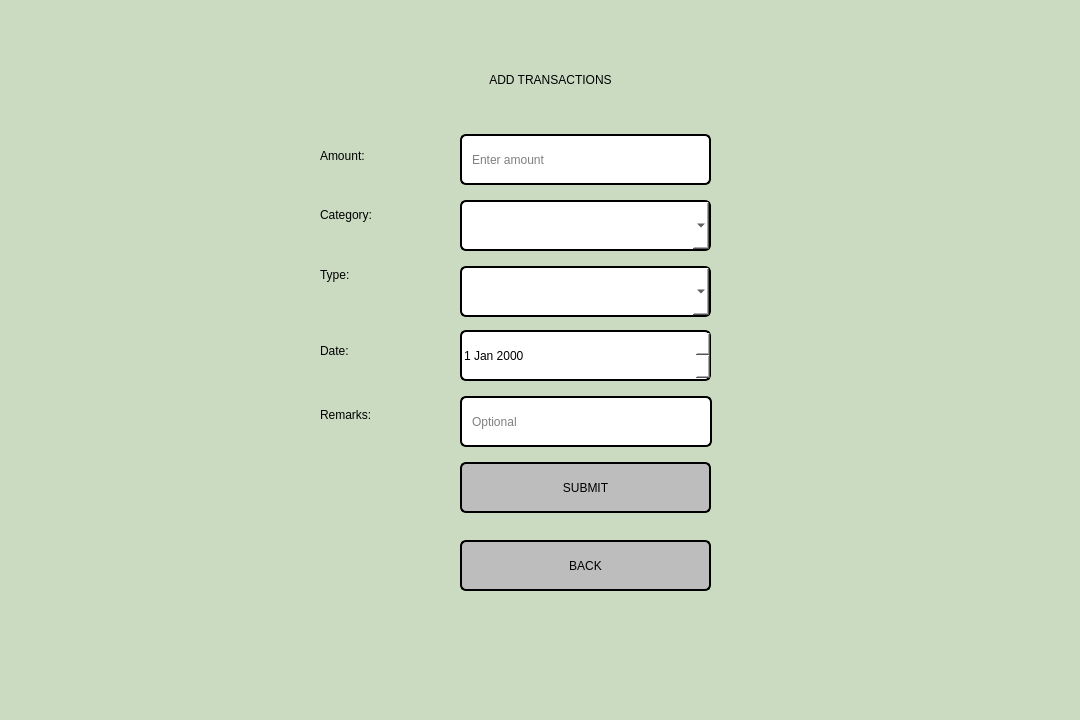
The window that transactions.ui (aasishhumagain/BudgetBuddy) describes before a commit, drawn with Qt 5.
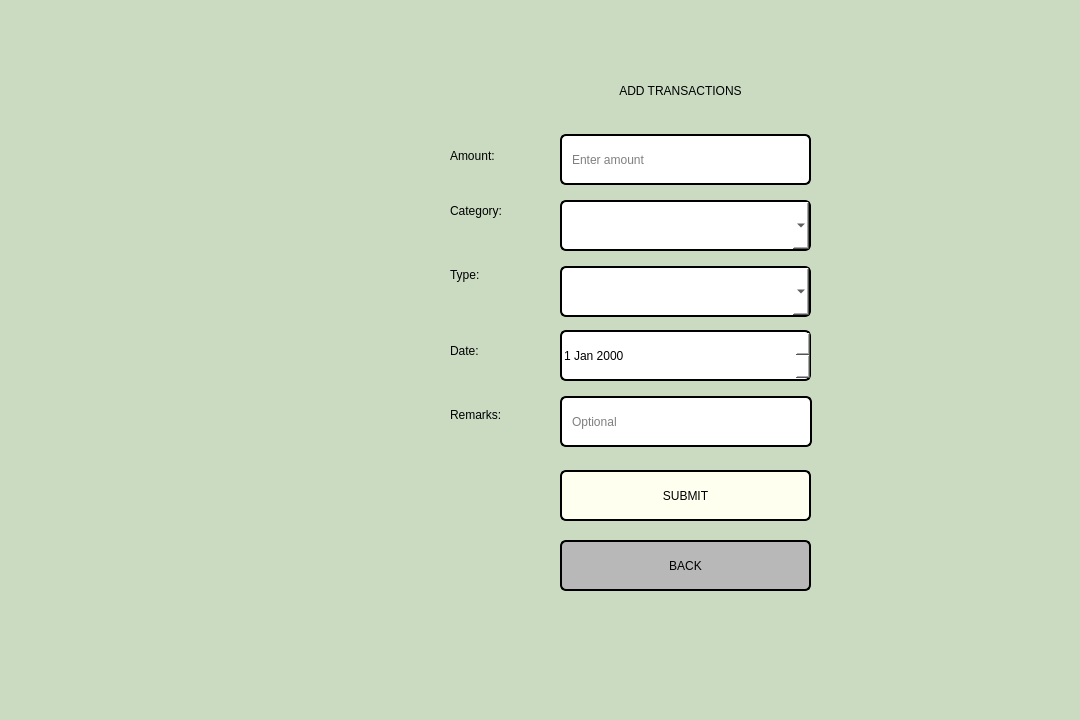
The same window after the commit.

```diff
--- a/transactions.ui
+++ b/transactions.ui
@@ -21,10 +21,10 @@
   <widget class="QLabel" name="labelTitle">
    <property name="geometry">
     <rect>
-     <x>320</x>
-     <y>60</y>
-     <width>461</width>
-     <height>40</height>
+     <x>410</x>
+     <y>50</y>
+     <width>541</width>
+     <height>81</height>
     </rect>
    </property>
    <property name="styleSheet">
@@ -43,7 +43,7 @@
   <widget class="QLabel" name="labelAmount">
    <property name="geometry">
     <rect>
-     <x>320</x>
+     <x>450</x>
      <y>140</y>
      <width>111</width>
      <height>31</height>
@@ -61,7 +61,7 @@
   <widget class="QLineEdit" name="lineEditAmount">
    <property name="geometry">
     <rect>
-     <x>460</x>
+     <x>560</x>
      <y>134</y>
      <width>251</width>
      <height>51</height>
@@ -87,8 +87,8 @@
   <widget class="QLabel" name="labelCategory">
    <property name="geometry">
     <rect>
-     <x>320</x>
-     <y>194</y>
+     <x>450</x>
+     <y>190</y>
      <width>111</width>
      <height>41</height>
     </rect>
@@ -106,7 +106,7 @@
   <widget class="QComboBox" name="comboBoxCategory">
    <property name="geometry">
     <rect>
-     <x>460</x>
+     <x>560</x>
      <y>200</y>
      <width>251</width>
      <height>51</height>
@@ -125,7 +125,7 @@
   <widget class="QLabel" name="labelType">
    <property name="geometry">
     <rect>
-     <x>320</x>
+     <x>450</x>
      <y>254</y>
      <width>111</width>
      <height>41</height>
@@ -144,7 +144,7 @@
   <widget class="QComboBox" name="comboBoxType">
    <property name="geometry">
     <rect>
-     <x>460</x>
+     <x>560</x>
      <y>266</y>
      <width>251</width>
      <height>51</height>
@@ -162,7 +162,7 @@
   <widget class="QLabel" name="labelDate">
    <property name="geometry">
     <rect>
-     <x>320</x>
+     <x>450</x>
      <y>330</y>
      <width>131</width>
      <height>41</height>
@@ -181,7 +181,7 @@
   <widget class="QDateEdit" name="dateEdit">
    <property name="geometry">
     <rect>
-     <x>460</x>
+     <x>560</x>
      <y>330</y>
      <width>251</width>
      <height>51</height>
@@ -200,7 +200,7 @@
   <widget class="QLabel" name="labelRemarks">
    <property name="geometry">
     <rect>
-     <x>320</x>
+     <x>450</x>
      <y>394</y>
      <width>111</width>
      <height>41</height>
@@ -219,7 +219,7 @@
   <widget class="QLineEdit" name="lineEditRemarks">
    <property name="geometry">
     <rect>
-     <x>460</x>
+     <x>560</x>
      <y>396</y>
      <width>252</width>
      <height>51</height>
@@ -242,8 +242,8 @@
   <widget class="QPushButton" name="buttonSubmit">
    <property name="geometry">
     <rect>
-     <x>460</x>
-     <y>462</y>
+     <x>560</x>
+     <y>470</y>
      <width>251</width>
      <height>51</height>
     </rect>
@@ -252,7 +252,7 @@
     <string notr="true">
      font: 700 18pt &quot;Segoe UI&quot;;
 
-background-color: rgb(189, 189, 189);
+background-color: #FFFFF0;
      color: rgb(0, 0, 0);
      border: 2px solid black;
      border-radius: 6px;
@@ -265,7 +265,7 @@
   <widget class="QPushButton" name="buttonBack">
    <property name="geometry">
     <rect>
-     <x>460</x>
+     <x>560</x>
      <y>540</y>
      <width>251</width>
      <height>51</height>
@@ -275,7 +275,7 @@
     <string notr="true">
      font: 700 18pt &quot;Segoe UI&quot;;
 
-background-color: rgb(189, 189, 189);
+background-color: rgb(184, 184, 184);
      color: rgb(0, 0, 0);
      border: 2px solid black;
      border-radius: 6px;
```
